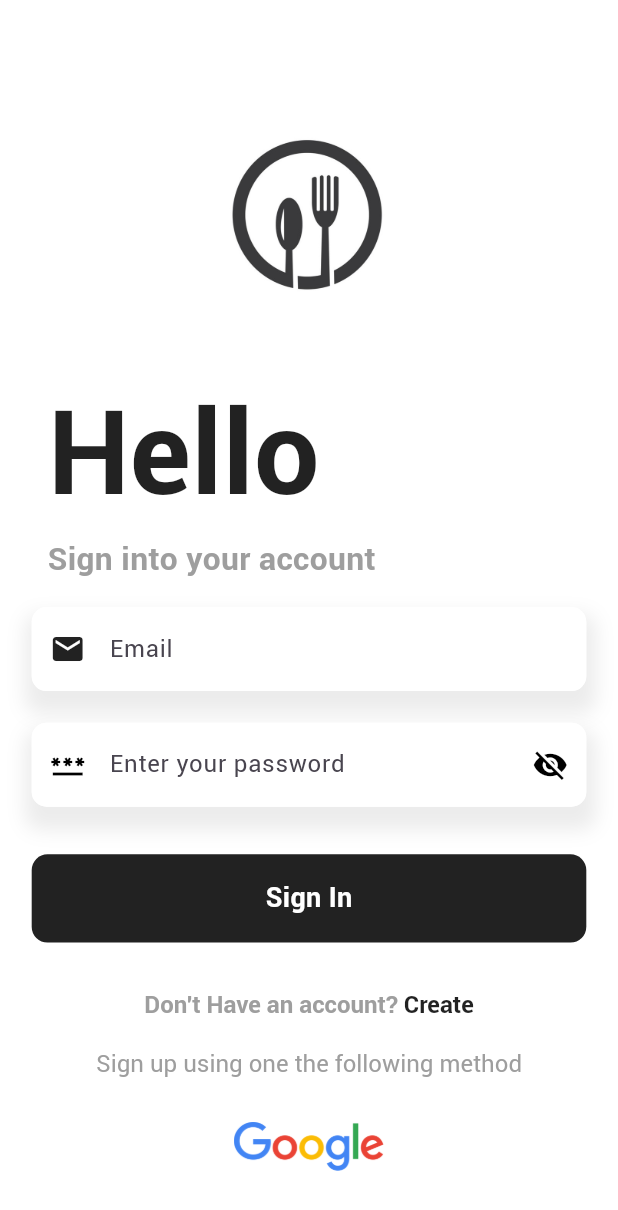
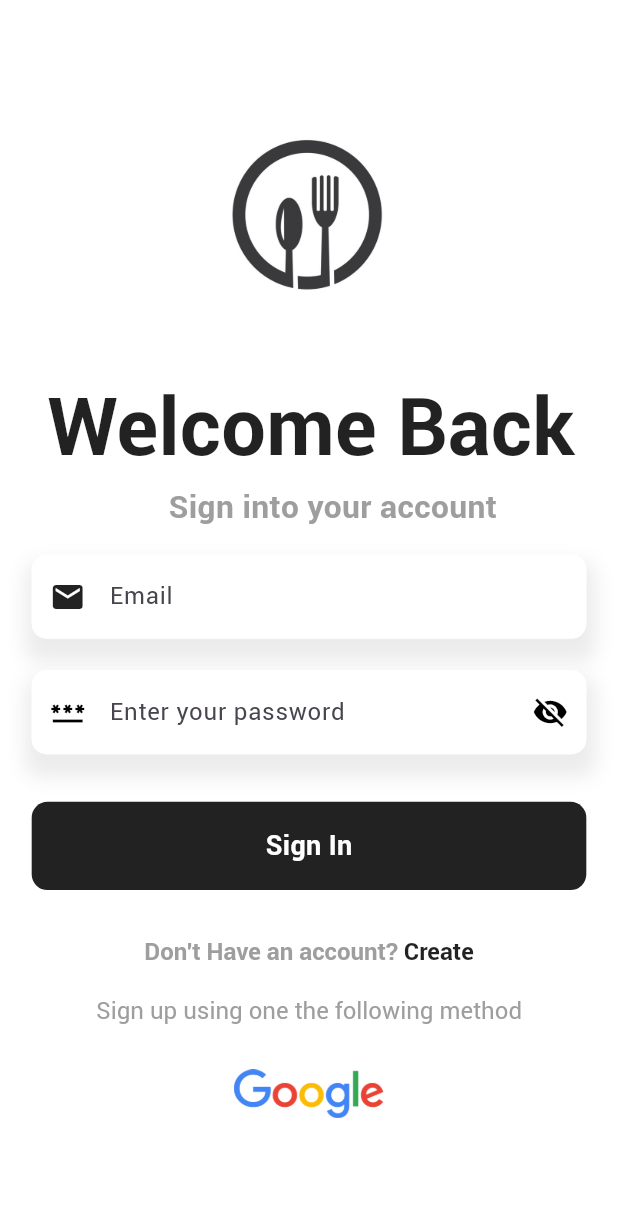
Before and after one commit to shadu-rz/Flavofleet, a Flutter app: the screen it shows after launch, on a phone screen of 412 x 824 dp. Shown: the top 1210 px of the screen. Run offline on Flutter 3.47's test engine with Material 2 defaults, Android fonts, the phone set to English and light mode, and no system bars; our stand-ins replace cloud_firestore, firebase_auth, firebase_core, firebase_storage, get, google_sign_in and 1 more; missing offline and left inert: flutter_stripe; accounts and stored records are empty.

```diff
--- a/lib/Pages/auth/sign_in_page.dart
+++ b/lib/Pages/auth/sign_in_page.dart
@@ -45,26 +45,32 @@ class _SignInPageState extends State<SignInPage> {
             ),
             //welcome
             Container(
+              // color: Colors.amber,
               width: double.maxFinite,
               margin: EdgeInsets.only(
-                  left: Dimensions.width20 + Dimensions.width10),
+                left: Dimensions.width20+Dimensions.width10,
+              ),
               child: Column(
                 crossAxisAlignment: CrossAxisAlignment.start,
                 children: [
                   Text(
-                    'Hello',
+                    'Welcome Back',
                     style: TextStyle(
-                        fontSize:
-                            Dimensions.font20 * 3 + Dimensions.font20 / 1.5,
+                        fontSize: Dimensions.font20 * 2.5,
                         fontWeight: FontWeight.bold,
                         color: Colors.black87),
                   ),
+                  Row(
+                    mainAxisAlignment: MainAxisAlignment.center,
+                    children: [
                       Text(
                         'Sign into your account',
                         style: TextStyle(
                             fontSize: Dimensions.font20,
                             fontWeight: FontWeight.bold,
                             color: Colors.grey[500]),
+                      ),
+                    ],
                   ),
                   SizedBox(
                     height: Dimensions.screenHeight * 0.02,
--- a/lib/Pages/auth/sign_up_page.dart
+++ b/lib/Pages/auth/sign_up_page.dart
@@ -30,7 +30,7 @@ class _SignUpPageState extends State<SignUpPage> {
         physics: const BouncingScrollPhysics(),
         child: Column(
           children: [
-            SizedBox(height: Dimensions.screenHeight * 0.02),
+            SizedBox(height: Dimensions.screenHeight * 0.03),
             //App logo
             SizedBox(
               height: Dimensions.screenHeight * 0.2,
@@ -48,7 +48,7 @@ class _SignUpPageState extends State<SignUpPage> {
                 Text(
                   'Hello',
                   style: TextStyle(
-                      fontSize: Dimensions.font20 * 3 + Dimensions.font20 / 1.5,
+                      fontSize: Dimensions.font20 * 3,
                       fontWeight: FontWeight.bold,
                       color: Colors.black87),
                 ),
--- a/lib/Pages/favorite/favorite.dart
+++ b/lib/Pages/favorite/favorite.dart
@@ -1,7 +1,5 @@
 import 'package:cloud_firestore/cloud_firestore.dart';
 import 'package:firebase_auth/firebase_auth.dart';
-import 'package:flavour_fleet_main/Pages/Food/popular_food_details.dart';
-import 'package:flavour_fleet_main/Pages/Food/recomended_food_details.dart';
 import 'package:flavour_fleet_main/Widgets/Utils/colors.dart';
 import 'package:flavour_fleet_main/Widgets/Utils/diamensions.dart';
 import 'package:flavour_fleet_main/Widgets/Utils/big_text.dart';
--- a/lib/Widgets/recommended food widgets/recommended_list_home_page.dart
+++ b/lib/Widgets/recommended food widgets/recommended_list_home_page.dart
@@ -14,10 +14,8 @@ class RecommendedProductListWidget extends StatelessWidget {
   @override
   Widget build(BuildContext context) {
     return Container(
-      // color: Colors.amber,
       padding: EdgeInsets.only(bottom: Dimensions.height10),
       margin: EdgeInsets.only(bottom: Dimensions.height10),
-      // height: Dimensions.screenHeight /1.2,
       child: MediaQuery.removePadding(
         context: context,
         removeTop: true,
```
Also changed, not shown: lib/Pages/accounts/logout_page.dart (deleted, +0 -60 lines), lib/Pages/settings/settings_page.dart (+15 -8 lines). Lines whose indentation alone changed are shown as unchanged.
